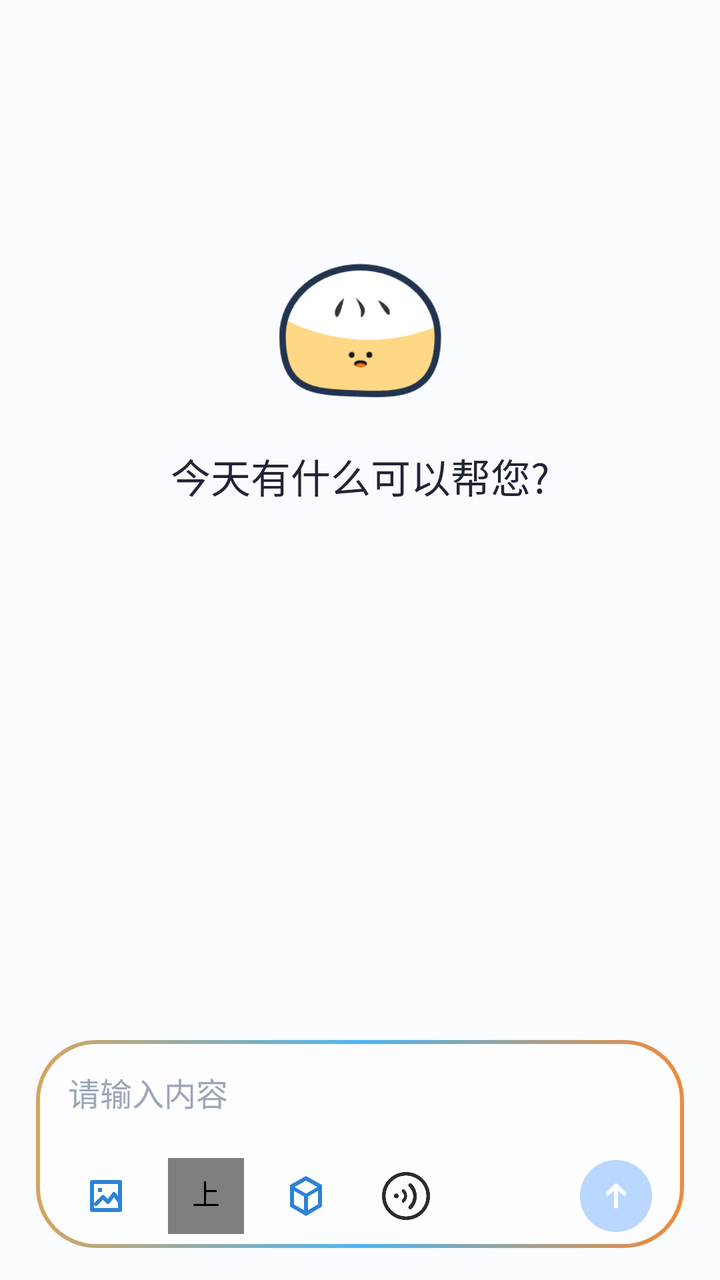
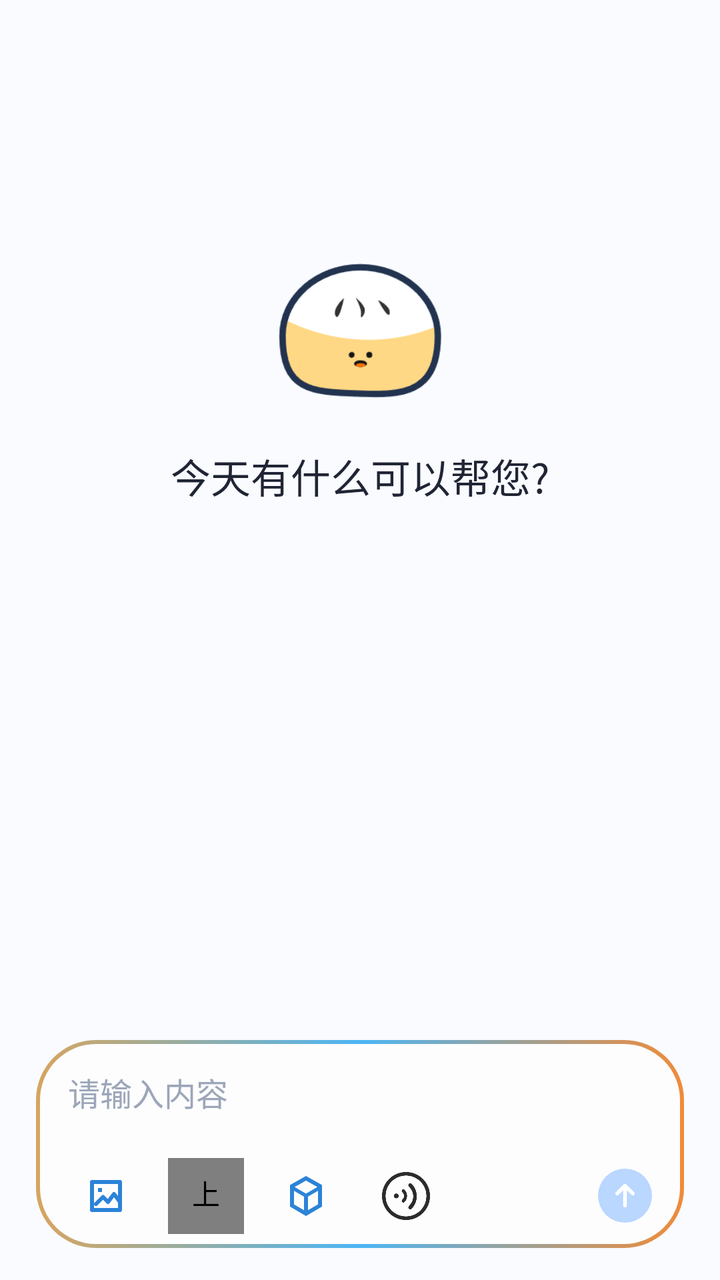

Two renders of the same Android screen: before a commit and after it. Below are the layout's source before the change and the commit's diff.
<!-- AndroidManifest.xml: application theme Theme.ManTou -->
<!-- res/layout/layout_chat_page.xml -->
<?xml version="1.0" encoding="utf-8"?>
<androidx.constraintlayout.widget.ConstraintLayout
    xmlns:android="http://schemas.android.com/apk/res/android"
    xmlns:app="http://schemas.android.com/apk/res-auto"
    android:layout_width="match_parent"
    android:layout_height="match_parent"
    android:background="@color/mt_background">

        
        <androidx.recyclerview.widget.RecyclerView
            android:id="@+id/rvChat"
            android:layout_width="0dp"
            android:layout_height="0dp"
            android:clipToPadding="false"
            android:paddingTop="10dp"
            android:paddingBottom="8dp"
            app:layout_constraintTop_toTopOf="parent"
            app:layout_constraintBottom_toTopOf="@id/inputContainer"
            app:layout_constraintStart_toStartOf="parent"
            app:layout_constraintEnd_toEndOf="parent" />

    <FrameLayout
        android:id="@+id/flGreeting"
        android:layout_width="wrap_content"
        android:layout_height="wrap_content"
        android:padding="16dp"
        android:visibility="visible"
        app:layout_constraintBottom_toBottomOf="@id/rvChat"
        app:layout_constraintEnd_toEndOf="parent"
        app:layout_constraintStart_toStartOf="parent"
        app:layout_constraintTop_toTopOf="@id/rvChat"
        app:layout_constraintVertical_bias="0.283">

        <LinearLayout
            android:layout_width="wrap_content"
            android:layout_height="wrap_content"
            android:gravity="center"
            android:orientation="vertical">

            <ImageView
                android:id="@+id/ivGreeting"
                android:layout_width="100dp"
                android:layout_height="100dp"
                android:contentDescription="@null"
                android:src="@drawable/mantou" />

            <TextView
                android:id="@+id/tvGreeting"
                android:layout_width="wrap_content"
                android:layout_height="wrap_content"
                android:layout_marginTop="8dp"
                android:gravity="center"
                android:text="今天有什么可以帮您?"
                android:textColor="@color/mt_text_primary"
                android:textSize="20sp" />
        </LinearLayout>

    </FrameLayout>

    <androidx.constraintlayout.widget.ConstraintLayout
            android:id="@+id/inputContainer"
            android:layout_width="0dp"
            android:layout_height="wrap_content"
            android:background="@android:color/transparent"
            app:layout_constraintBottom_toBottomOf="parent"
            app:layout_constraintStart_toStartOf="parent"
            app:layout_constraintEnd_toEndOf="parent">

            <HorizontalScrollView
                android:id="@+id/selectedImageChipScroll"
                android:layout_width="0dp"
                android:layout_height="wrap_content"
                android:layout_marginHorizontal="18dp"
                android:layout_marginBottom="8dp"
                android:clipToPadding="false"
                android:overScrollMode="never"
                android:scrollbars="none"
                android:visibility="gone"
                app:layout_constraintEnd_toEndOf="parent"
                app:layout_constraintStart_toStartOf="parent"
                app:layout_constraintTop_toTopOf="parent">

                <com.google.android.material.chip.ChipGroup
                    android:id="@+id/selectedImageChipGroup"
                    android:layout_width="wrap_content"
                    android:layout_height="wrap_content"
                    app:singleLine="true" />
            </HorizontalScrollView>

            
            <FrameLayout
                android:id="@+id/inputCard"
                android:layout_width="0dp"
                android:layout_height="wrap_content"
                android:layout_marginHorizontal="18dp"
                android:layout_marginBottom="16dp"
                android:background="@drawable/bg_chat_input_card"
                app:layout_constraintBottom_toBottomOf="parent"
                app:layout_constraintTop_toBottomOf="@id/selectedImageChipScroll"
                app:layout_constraintStart_toStartOf="parent"
                app:layout_constraintEnd_toEndOf="parent">

                <LinearLayout
                    android:id="@+id/ll_input"
                    android:layout_width="match_parent"
                    android:layout_height="wrap_content"
                    android:orientation="vertical"
                    android:paddingStart="16dp"
                    android:paddingTop="4dp"
                    android:paddingEnd="16dp"
                    android:paddingBottom="4dp">

                    <EditText
                        android:id="@+id/etInput"
                        android:layout_width="match_parent"
                        android:layout_height="wrap_content"
                        android:background="@null"
                        android:hint="请输入内容"
                        android:inputType="textMultiLine"
                        android:imeOptions="actionSend"
                        android:maxLines="4"
                        android:minHeight="44dp"
                        android:padding="0dp"
                        android:textColor="@color/mt_text_primary"
                        android:textColorHint="@color/mt_text_muted"
                        android:textSize="16sp" />

                    <LinearLayout
                        android:id="@+id/inputToolbar"
                        android:layout_width="match_parent"
                        android:layout_height="44dp"
                        android:layout_marginTop="8dp"
                        android:gravity="center_vertical"
                        android:orientation="horizontal">

                        <ImageButton
                            android:id="@+id/ivAdd"
                            android:layout_width="38dp"
                            android:layout_height="38dp"
                            android:background="?attr/selectableItemBackgroundBorderless"
                            android:contentDescription="选择图片"
                            android:padding="7dp"
                            android:scaleType="centerInside"
                            android:src="@drawable/ic_input_image" />

                        <com.hfad.mantou.view.ContextProgressButton
                            android:id="@+id/ivContextLimit"
                            android:layout_width="38dp"
                            android:layout_height="38dp"
                            android:layout_marginStart="12dp"
                            android:background="?attr/selectableItemBackgroundBorderless"
                            android:contentDescription="上下文限制"
                            android:padding="7dp" />

                        <ImageButton
                            android:id="@+id/ivModelPicker"
                            android:layout_width="38dp"
                            android:layout_height="38dp"
                            android:layout_marginStart="12dp"
                            android:background="?attr/selectableItemBackgroundBorderless"
                            android:contentDescription="选择模型"
                            android:padding="7dp"
                            android:scaleType="centerInside"
                            android:src="@drawable/ic_model_picker" />

                        <ImageButton
                            android:id="@+id/ivVoiceInput"
                            android:layout_width="38dp"
                            android:layout_height="38dp"
                            android:layout_marginStart="12dp"
                            android:background="?attr/selectableItemBackgroundBorderless"
                            android:contentDescription="语音输入"
                            android:padding="7dp"
                            android:scaleType="centerInside"
                            android:src="@drawable/ic_voice" />

                        <Space
                            android:layout_width="0dp"
                            android:layout_height="1dp"
                            android:layout_weight="1" />

                        <ImageButton
                            android:id="@+id/ivSend"
                            android:layout_width="36dp"
                            android:layout_height="36dp"
                            android:background="@drawable/bg_send_circle"
                            android:contentDescription="发送"
                            android:padding="9dp"
                            android:scaleType="centerInside"
                            android:src="@drawable/ic_send_up" />
                    </LinearLayout>
                </LinearLayout>
            </FrameLayout>

        </androidx.constraintlayout.widget.ConstraintLayout>

</androidx.constraintlayout.widget.ConstraintLayout>
<!-- resources referenced by this layout -->
<resources>
  <color name="mt_background">#FAFBFF</color>
  <color name="mt_text_muted">#9CA6B8</color>
  <color name="mt_text_primary">#202535</color>
  <!-- drawable bg_chat_input_card (drawable) -->
  <?xml version="1.0" encoding="utf-8"?>
  <layer-list xmlns:android="http://schemas.android.com/apk/res/android">
      <item>
          <shape android:shape="rectangle">
              <corners android:radius="30dp" />
              <gradient
                  android:angle="0"
                  android:centerColor="#4DB6F4"
                  android:endColor="#F08B38"
                  android:startColor="#D6A55E" />
          </shape>
      </item>
      <item
          android:bottom="2dp"
          android:left="2dp"
          android:right="2dp"
          android:top="2dp">
          <shape android:shape="rectangle">
              <solid android:color="#FDFDFE" />
              <corners android:radius="28dp" />
          </shape>
      </item>
  </layer-list>
  <!-- drawable bg_send_circle (drawable) -->
  <?xml version="1.0" encoding="utf-8"?>
  <shape xmlns:android="http://schemas.android.com/apk/res/android"
      android:shape="oval">
      <solid android:color="@color/input_send_bg" />
  </shape>
  <!-- drawable ic_model_picker (drawable) -->
  <?xml version="1.0" encoding="utf-8"?>
  <vector xmlns:android="http://schemas.android.com/apk/res/android"
      android:width="24dp"
      android:height="24dp"
      android:viewportWidth="24"
      android:viewportHeight="24">
      <path
          android:fillColor="@color/input_action_blue"
          android:pathData="M12,2L4,6.5v10.8L12,22l8,-4.7V6.5L12,2zM12,4.3l5.7,3.2L12,10.8 6.3,7.5 12,4.3zM6,9.4l5,2.9v6.8l-5,-2.9V9.4zM13,19.1v-6.8l5,-2.9v6.8l-5,2.9z" />
  </vector>
  <!-- drawable ic_send_up (drawable) -->
  <vector xmlns:android="http://schemas.android.com/apk/res/android"
      android:width="26dp"
      android:height="26dp"
      android:viewportWidth="24"
      android:viewportHeight="24">
      <path
          android:fillColor="@android:color/transparent"
          android:pathData="M12,19V5M6.5,10.5L12,5l5.5,5.5"
          android:strokeColor="#FFFFFF"
          android:strokeLineCap="round"
          android:strokeLineJoin="round"
          android:strokeWidth="2.6" />
  </vector>
  <style name="Theme.ManTou" parent="Base.Theme.ManTou" />
  <color name="input_send_bg">@color/mt_primary_soft</color>
  <color name="input_action_blue">#2C83D8</color>
  <color name="mt_primary_soft">#B9D7FF</color>
  <color name="mt_primary">#2F80ED</color>
  <color name="mt_on_primary">#FFFFFF</color>
  <color name="mt_surface_blue">#EAF3FF</color>
  <color name="mt_primary_dark">#1F5FBF</color>
  <color name="mt_surface">#FFFFFF</color>
  <color name="mt_surface_soft">#F5F8FE</color>
  <color name="mt_text_secondary">#7A8496</color>
  <color name="mt_outline">#E2E8F3</color>
  <color name="mt_error">#E65353</color>
  <style name="ThemeOverlay.ManTou.GlassAlertDialog" parent="ThemeOverlay.ManTou.GlassAlertDialog.Base" />
  <!-- drawable bg_dialog_glass (drawable) -->
  <?xml version="1.0" encoding="utf-8"?>
  <shape xmlns:android="http://schemas.android.com/apk/res/android"
      android:shape="rectangle">
      <solid android:color="@color/mt_dialog_glass" />
      <corners android:radius="24dp" />
      <stroke
          android:width="1dp"
          android:color="@color/mt_dialog_glass_stroke" />
  </shape>
  <color name="mt_dialog_glass">#EFFFFFFF</color>
  <style name="ShapeAppearance.ManTou.Dialog" parent="">
          <item name="cornerFamily">rounded</item>
          <item name="cornerSize">24dp</item>
      </style>
  <style name="MtDialogAnimation" parent="">
          <item name="android:windowEnterAnimation">@anim/dialog_slide_up_enter</item>
          <item name="android:windowExitAnimation">@anim/dialog_slide_down_exit</item>
      </style>
  <color name="mt_dialog_glass_stroke">#B8FFFFFF</color>
  <!-- unchanged entries left out for length: 5 -->
</resources>

<!-- the commit's change to res/layout/layout_chat_page.xml (unified diff, before → after) -->
@@ -181,11 +181,11 @@
 
                         <ImageButton
                             android:id="@+id/ivSend"
-                            android:layout_width="36dp"
-                            android:layout_height="36dp"
+                            android:layout_width="27dp"
+                            android:layout_height="27dp"
                             android:background="@drawable/bg_send_circle"
                             android:contentDescription="发送"
-                            android:padding="9dp"
+                            android:padding="5dp"
                             android:scaleType="centerInside"
                             android:src="@drawable/ic_send_up" />
                     </LinearLayout>
